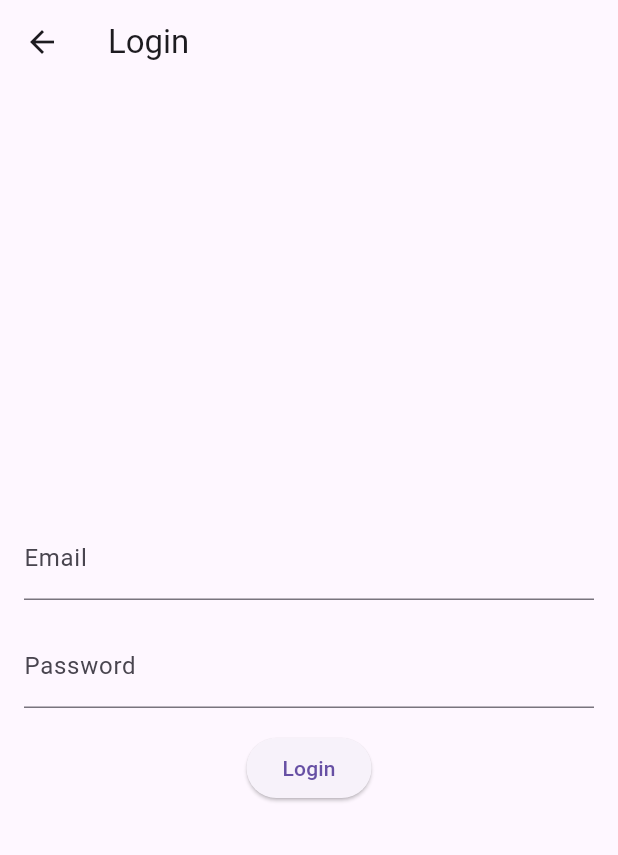
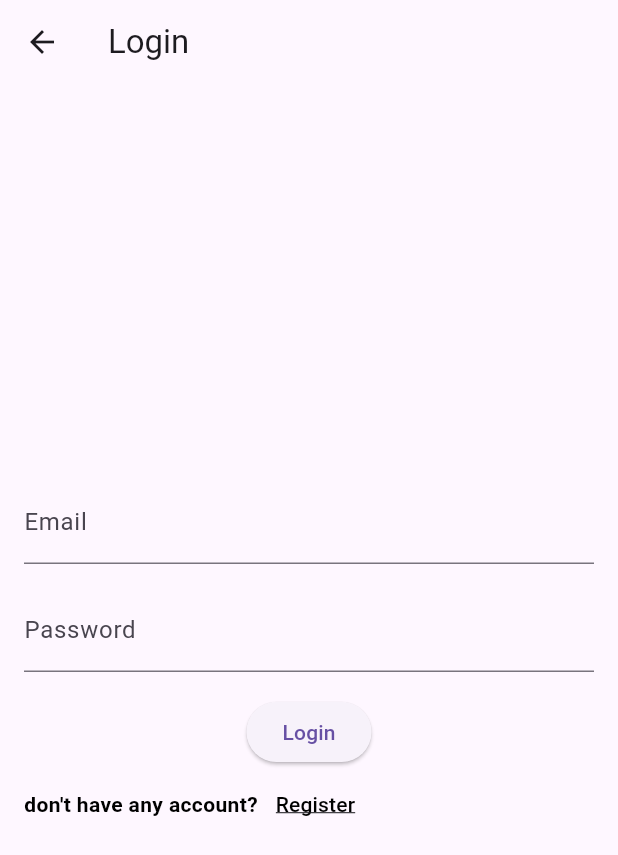
Before and after one commit to Dkriss/Mobile_Praktikum, a Flutter app: the RegistrationPage screen opened directly, after a tap on "Register", on a phone screen of 412 x 824 dp. Shown: the top 855 px of the screen. Run offline on Flutter 3.47's test engine with Material 3 defaults, Android fonts, the phone set to English and light mode, and no system bars; our stand-ins replace firebase_auth, firebase_core, firebase_messaging, flutter_local_notifications, get, image_picker and 1 more; accounts and stored records are empty; network calls fail.

Commit message:
aman gawe praktikum, tapi sek enek bug

```diff
--- a/lib/controller/auth_controller.dart
+++ b/lib/controller/auth_controller.dart
@@ -11,11 +11,11 @@ class RegistrationController extends GetxController {
 
   Future<void> register() async {
     try {
-      UserCredential userCredential =
-          await _auth.createUserWithEmailAndPassword(
-        email: email.value,
+      UserCredential userCredential = await _auth.createUserWithEmailAndPassword(
+        email: email.value.trim(),  // Trim untuk menghapus spasi ekstra
         password: password.value,
       );
+
       // Registrasi berhasil
       print('Registrasi berhasil: ${userCredential.user?.email}');
     } catch (e) {
@@ -32,8 +32,15 @@ class LoginController extends GetxController {
 
   Future<void> login() async {
     try {
+      // Validasi format email sebelum login
+      if (!GetUtils.isEmail(email.value.trim())) {
+        print('Format email tidak valid');
+        // Tampilkan pesan kesalahan atau lakukan tindakan yang sesuai
+        return;
+      }
+
       UserCredential userCredential = await _auth.signInWithEmailAndPassword(
-        email: email.value,
+        email: email.value.trim(),
         password: password.value,
       );
 
@@ -42,10 +49,11 @@ class LoginController extends GetxController {
 
       // Redirect to the home page or any other page after successful login
       Get.offAll(() =>
-          const Home()); // Replaces the current route stack with the HomePage
+      const Home()); // Replaces the current route stack with the HomePage
     } catch (e) {
       // Handle error
       print('Error during login: $e');
+
 
       if (e is FirebaseAuthException) {
         if (e.code == 'user-not-found') {
--- a/lib/view/dashboard/profile.dart
+++ b/lib/view/dashboard/profile.dart
@@ -3,7 +3,8 @@ import 'package:firebase_auth/firebase_auth.dart';
 import 'package:flutter/material.dart';
 import 'package:get/get.dart';
 import 'package:image_picker/image_picker.dart';
-import 'package:mobilepraktikum/view/welcome_screen/register_page.dart';
+
+import '../welcome_screen/login_page.dart';
 
 class Profile extends StatefulWidget {
   const Profile({super.key});
@@ -30,7 +31,7 @@ class _ProfileState extends State<Profile> {
               // Log out the user
               await _auth.signOut();
               // Navigate to the registration page
-              Get.offAll(() => RegistrationPage());
+              Get.offAll(() => LoginPage());
             },
           ),
         ],
--- a/lib/view/welcome_screen/login_page.dart
+++ b/lib/view/welcome_screen/login_page.dart
@@ -1,5 +1,6 @@
 import 'package:flutter/material.dart';
 import 'package:get/get.dart';
+import 'package:mobilepraktikum/view/welcome_screen/register_page.dart';
 
 import '../../controller/auth_controller.dart';
 
@@ -36,6 +37,32 @@ class LoginPage extends StatelessWidget {
               onPressed: () => _controller.login(),
               child: const Text('Login'),
             ),
+            Row(
+              children: [
+                const Text(
+                  "don't have any account?",
+                  style: TextStyle(
+                      fontSize: 14,
+                      fontWeight: FontWeight.w600,
+                      color: Colors.black),
+                ),//text
+                TextButton(onPressed: () {
+                  Navigator.of(context).
+                  pushReplacement(MaterialPageRoute(builder: (context) =>
+                      RegistrationPage(),));
+                },
+                  child: const Text(
+                    "Register",
+                    style: TextStyle(
+                      fontSize: 14,
+                      fontWeight: FontWeight.w500,
+                      color: Colors.black,
+                      decoration: TextDecoration.underline,
+                    ),
+                  ),
+                )
+              ],
+            )
           ],
         ),
       ),
--- a/lib/view/welcome_screen/welcome_screen.dart
+++ b/lib/view/welcome_screen/welcome_screen.dart
@@ -1,5 +1,5 @@
 import 'package:flutter/material.dart';
-import 'package:mobilepraktikum/view/welcome_screen/register_page.dart';
+import 'package:mobilepraktikum/view/welcome_screen/login_page.dart';
 
 class WelcomeScreen extends StatefulWidget {
   const WelcomeScreen({super.key});
@@ -74,7 +74,7 @@ class _WelcomeScreenState extends State<WelcomeScreen> {
                             context,
                             MaterialPageRoute(
                               builder: (context) =>
-                                  RegistrationPage(), // Ganti LoginScreen() dengan sesuai dengan nama file login.dart Anda
+                                  LoginPage(), // Ganti LoginScreen() dengan sesuai dengan nama file login.dart Anda
                             ),
                           );
                         },
--- a/pubspec.yaml
+++ b/pubspec.yaml
@@ -34,8 +34,8 @@ dependencies:
   # FIREBASE PACKAGES
   firebase_core: ^2.4.0
   cloud_firestore: ^4.13.1
-  firebase_auth: ^4.14.0
-  google_sign_in: ^5.2.1
+  firebase_auth: ^4.14.1
+  google_sign_in: ^6.1.6
   firebase_messaging: ^14.7.4
   flutter_local_notifications: ^16.1.0
   shared_preferences: ^2.2.2
```
Also changed, not shown: pubspec.lock. Lines whose indentation alone changed are shown as unchanged.
